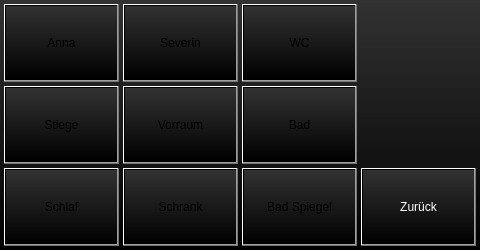
Old version of the form projects/klaus_visu_ap420/ogwindow.ui in the repository busmaster/homebus.
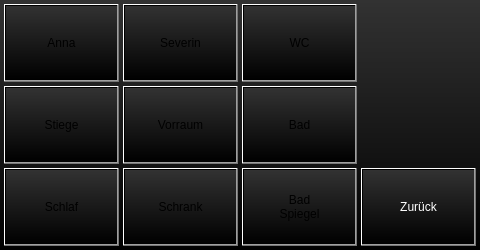
New version of the form.

```diff
--- a/projects/klaus_visu_ap420/ogwindow.ui
+++ b/projects/klaus_visu_ap420/ogwindow.ui
@@ -151,8 +151,15 @@
      <height>78</height>
     </rect>
    </property>
+   <property name="sizePolicy">
+    <sizepolicy hsizetype="Fixed" vsizetype="Fixed">
+     <horstretch>0</horstretch>
+     <verstretch>0</verstretch>
+    </sizepolicy>
+   </property>
    <property name="text">
-    <string>Bad Spiegel</string>
+    <string>Bad
+Spiegel</string>
    </property>
   </widget>
  </widget>
```
Left out of the diff: 54 changed lines with no effect on the pictures.
